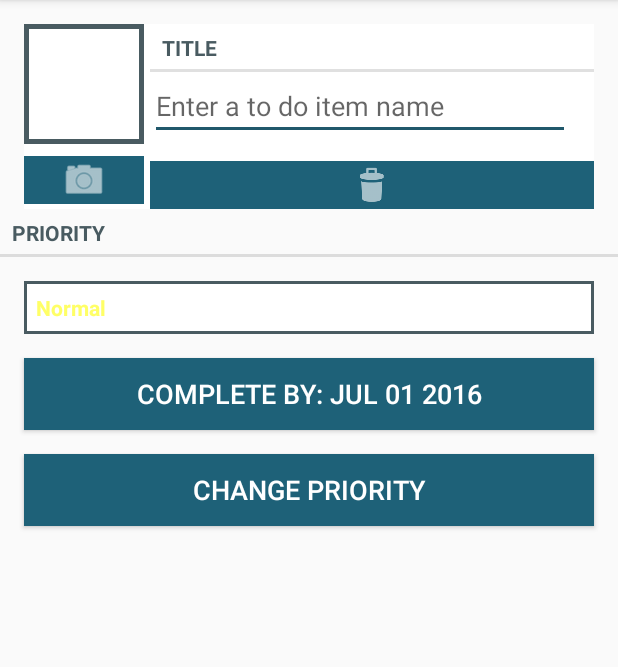
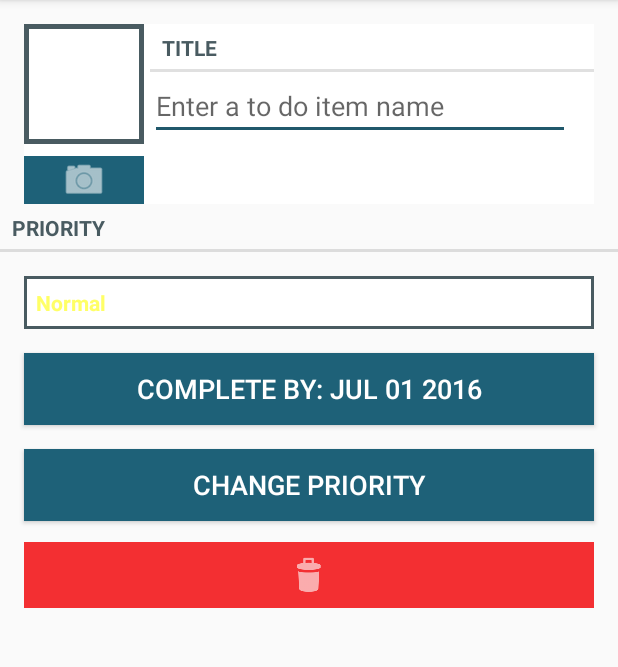
Before and after one commit to sonnytron/Get-It-Done, an Android app: the screen it shows after launch (TodoPagerActivity), after a tap on "New To Do", on a phone screen of 412 x 824 dp, the part 84-751 px from its top. Run offline under Robolectric (Android 15) with nearby library versions, the phone set to English and light mode, and no system bars; our stand-ins replace Picasso.

Commit message:
Changed layout of ToDoFragment so delete button is below change status button and given a more Destroy theme to alert user of delete function

```diff
--- a/app/src/main/res/layout/fragment_todo.xml
+++ b/app/src/main/res/layout/fragment_todo.xml
@@ -42,4 +42,17 @@
         android:layout_marginRight="16dp"
         android:text="@string/status_title"/>
 
+    <ImageButton
+        android:id="@+id/todo_item_delete"
+        style="@style/buttonAlert"
+        android:src="@drawable/ic_menu_delete"
+        android:layout_gravity="bottom"
+        android:layout_marginTop="14dp"
+        android:layout_marginLeft="16dp"
+        android:layout_marginRight="16dp"
+        android:paddingTop="6dp"
+        android:paddingBottom="6dp"
+        android:layout_width="match_parent"
+        android:layout_height="wrap_content"/>
+
 </LinearLayout>
--- a/app/src/main/res/layout/view_photo_and_item.xml
+++ b/app/src/main/res/layout/view_photo_and_item.xml
@@ -46,13 +46,7 @@
             android:layout_height="wrap_content"
             android:layout_marginRight="16dp"
             android:hint="@string/to_do_hint"/>
-        <ImageButton
-            android:id="@+id/todo_item_delete"
-            style="@style/ButtonAction"
-            android:src="@drawable/ic_menu_delete"
-            android:layout_marginTop="14dp"
-            android:layout_width="match_parent"
-            android:layout_height="wrap_content"/>
+
 
     </LinearLayout>
 
--- a/app/src/main/res/values/styles.xml
+++ b/app/src/main/res/values/styles.xml
@@ -14,5 +14,12 @@
         <item name="android:layout_width">match_parent</item>
         <item name="android:layout_height">wrap_content</item>
     </style>
+    <style name="buttonAlert" parent="@android:style/TextAppearance">
+        <item name="android:textColor">@color/buttonTextColor</item>
+        <item name="android:background">@color/priorityHigh</item>
+        <item name="android:tint">@color/buttonTextColor</item>
+        <item name="android:layout_width">match_parent</item>
+        <item name="android:layout_height">wrap_content</item>
+    </style>
 
 </resources>
```
